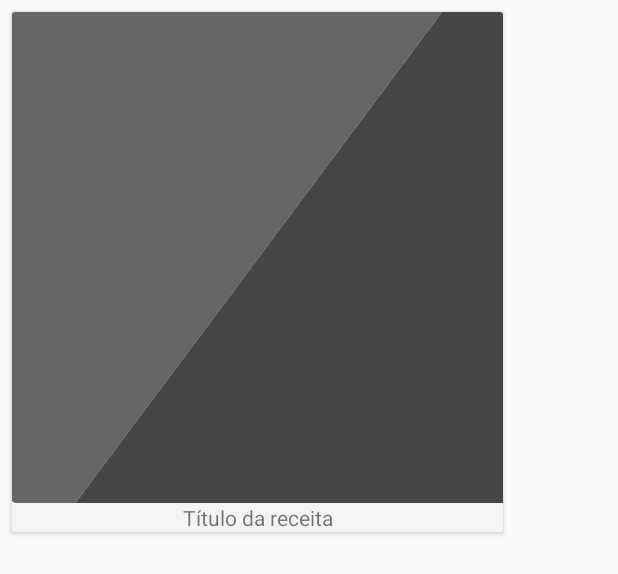
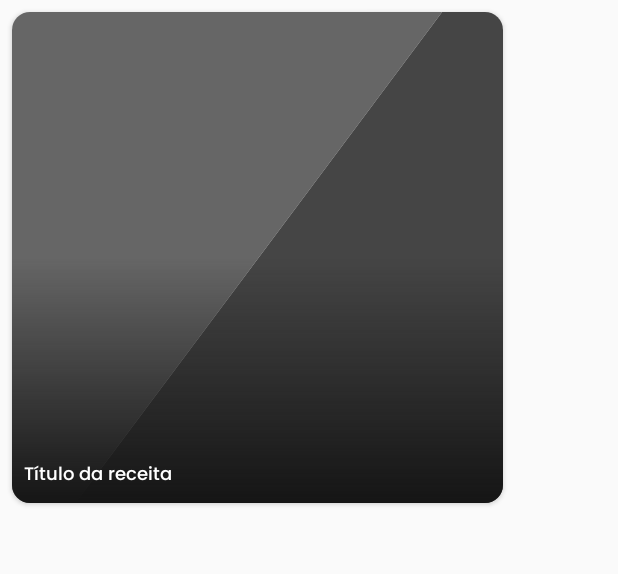
Before and after one commit to danihmello06/recipes, an Android app: the layout search_item.xml on its own in the app's theme, with its tools: preview values and no code run, on a phone screen of 412 x 824 dp. Shown: the top 574 px of the screen. Run offline under Robolectric (Android 15) with nearby library versions, the phone set to English and light mode, and no system bars; network calls fail.

Commit message:
new search screen

```diff
--- a/app/src/main/java/com/example/recipes/ui/adapter/viewholder/SearchViewHolder.kt
+++ b/app/src/main/java/com/example/recipes/ui/adapter/viewholder/SearchViewHolder.kt
@@ -20,7 +20,7 @@ class SearchViewHolder(
         with(binding) {
             searchTitle.text = itemSearch.title
 
-            searchImage.loadImage(itemSearch.imageUrl)
+            searchItemImage.loadImage(itemSearch.imageUrl)
 
             root.setOnClickListener {listener.onClick(itemSearch)}
 
--- /dev/null
+++ b/app/src/main/res/drawable/gradient.xml
@@ -0,0 +1,8 @@
+<?xml version="1.0" encoding="utf-8"?>
+<shape xmlns:android="http://schemas.android.com/apk/res/android">
+    <gradient
+        android:angle="90"
+        android:startColor="#151515"
+        android:centerColor="@android:color/transparent"
+        android:type="linear" />
+</shape>
--- a/app/src/main/res/layout/fragment_recipe.xml
+++ b/app/src/main/res/layout/fragment_recipe.xml
@@ -1,5 +1,5 @@
 <?xml version="1.0" encoding="utf-8"?>
-<ScrollView xmlns:android="http://schemas.android.com/apk/res/android"
+<androidx.core.widget.NestedScrollView xmlns:android="http://schemas.android.com/apk/res/android"
     xmlns:tools="http://schemas.android.com/tools"
     xmlns:app="http://schemas.android.com/apk/res-auto"
     android:layout_width="match_parent"
@@ -9,7 +9,6 @@
         android:layout_width="match_parent"
         android:layout_height="wrap_content"
         tools:context=".RecipeFragment">
-
 
         <ImageView
             android:id="@+id/recipeImage"
@@ -73,4 +72,4 @@
 
     </androidx.constraintlayout.widget.ConstraintLayout>
 
-</ScrollView>
+</androidx.core.widget.NestedScrollView>
--- a/app/src/main/res/layout/search_item.xml
+++ b/app/src/main/res/layout/search_item.xml
@@ -4,6 +4,7 @@
     android:layout_width="wrap_content"
     android:layout_height="wrap_content"
     android:layout_marginHorizontal="8dp"
+    app:cardCornerRadius="12dp"
     android:layout_marginVertical="8dp">
 
     <androidx.constraintlayout.widget.ConstraintLayout
@@ -12,25 +13,39 @@
         android:background="#F4F4F4">
 
         <ImageView
-            android:id="@+id/searchImage"
+            android:id="@+id/searchItemImage"
             android:layout_width="wrap_content"
             android:layout_height="wrap_content"
             android:scaleType="centerCrop"
             android:src="@drawable/image_placeholder"
             app:layout_constraintStart_toStartOf="parent"
             app:layout_constraintEnd_toEndOf="parent"
-            app:layout_constraintTop_toTopOf="parent"
-            app:layout_constraintVertical_chainStyle="packed"
-            app:layout_constraintBottom_toTopOf="@id/searchTitle"/>
+            app:layout_constraintTop_toTopOf="parent"/>
+
+        <ImageView
+            android:id="@+id/searchItemBgGradient"
+            android:layout_width="0dp"
+            android:layout_height="0dp"
+            android:scaleType="centerCrop"
+            android:src="@drawable/gradient"
+            app:layout_constraintEnd_toEndOf="@id/searchItemImage"
+            app:layout_constraintStart_toStartOf="@id/searchItemImage"
+            app:layout_constraintTop_toTopOf="@id/searchItemImage"
+            app:layout_constraintBottom_toBottomOf="@id/searchItemImage"/>
 
         <TextView
             android:id="@+id/searchTitle"
             android:layout_width="wrap_content"
             android:layout_height="wrap_content"
             android:text="Título da receita"
-            app:layout_constraintTop_toBottomOf="@id/searchImage"
-            app:layout_constraintStart_toStartOf="parent"
-            app:layout_constraintEnd_toEndOf="parent"/>
+            android:textColor="#FFFFFF"
+            android:textSize="12dp"
+            android:fontFamily="@font/poppins_medium"
+            android:layout_marginStart="8dp"
+            android:paddingEnd="12dp"
+            android:layout_marginBottom="8dp"
+            app:layout_constraintBottom_toBottomOf="@id/searchItemImage"
+            app:layout_constraintStart_toStartOf="parent"/>
 
     </androidx.constraintlayout.widget.ConstraintLayout>
 </androidx.cardview.widget.CardView>
```
Also changed, not shown: app/src/main/java/com/example/recipes/ui/SearchFragment.kt (+21 -1 lines), app/src/main/res/layout/fragment_search.xml (+72 -6 lines), app/src/main/res/drawable/search_bg.png (added), app/src/main/res/drawable/search_bg_2.png (added).
